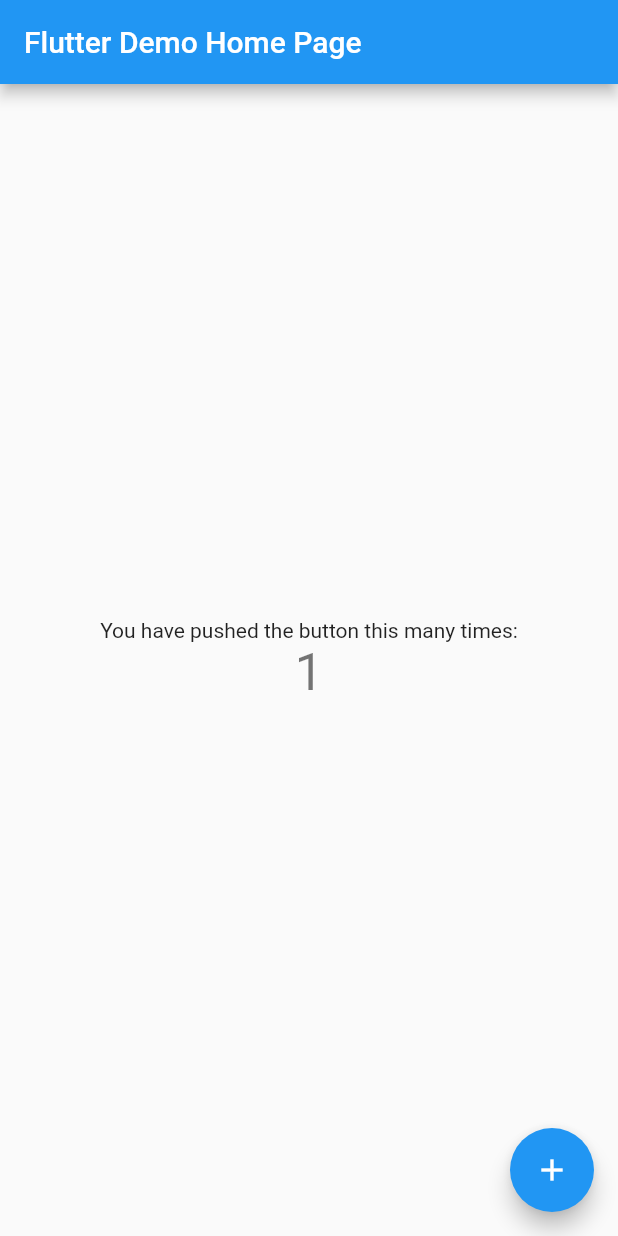
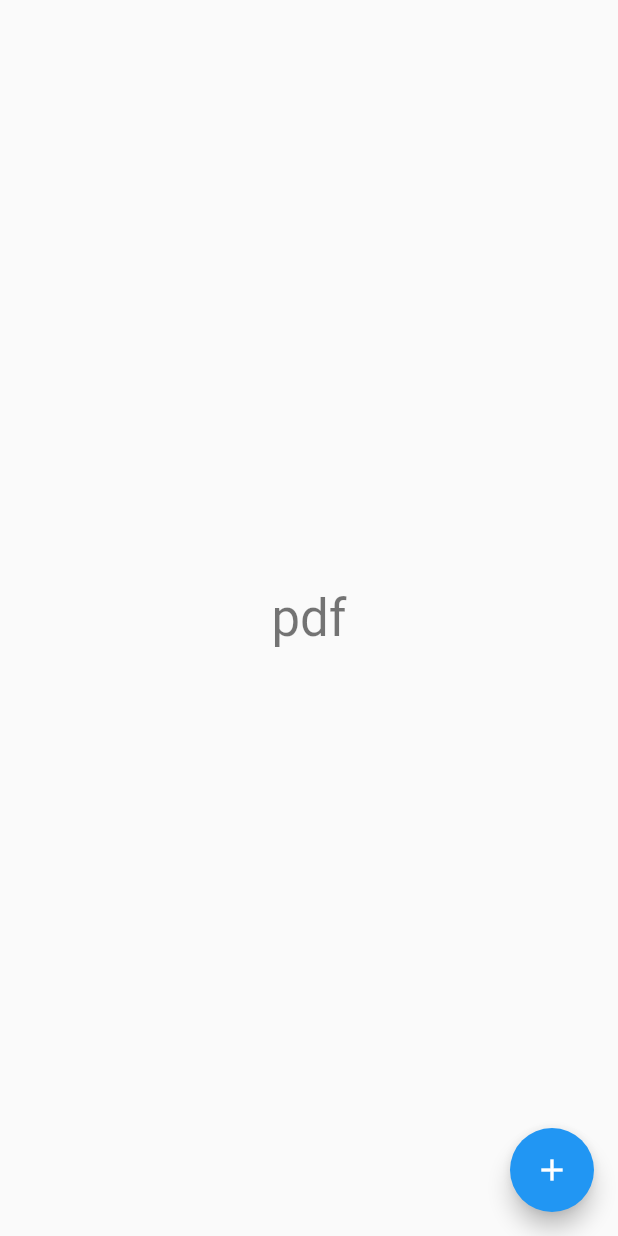
Before and after one commit to dldlsdn4/NuPdf, a Flutter app: the screen it shows after launch, after a tap on the "add" icon, on a phone screen of 412 x 824 dp. Run offline on Flutter 3.47's test engine with Material 2 defaults, Android fonts, the light colour scheme and no system bars.

Commit message:
20220927

```diff
--- a/lib/main.dart
+++ b/lib/main.dart
@@ -13,50 +13,42 @@
       theme: ThemeData(
         primarySwatch: Colors.blue,
       ),
-      home: const MyHomePage(title: 'Flutter Demo Home Page'),
+      home: const MyHomePage(),
+      debugShowCheckedModeBanner: false,
     );
   }
 }
 
 class MyHomePage extends StatefulWidget {
-  const MyHomePage({Key? key, required this.title}) : super(key: key);
-  final String title;
+  const MyHomePage({Key? key}) : super(key: key);
 
   @override
   State<MyHomePage> createState() => _MyHomePageState();
 }
 
 class _MyHomePageState extends State<MyHomePage> {
-  int _counter = 0;
-
-  void _incrementCounter() {
+  void _clickPdf() {
     setState(() {
-      _counter++;
+      print("click pdf");
     });
   }
 
   @override
   Widget build(BuildContext context) {
     return Scaffold(
-      appBar: AppBar(
-        title: Text(widget.title),
-      ),
       body: Center(
         child: Column(
           mainAxisAlignment: MainAxisAlignment.center,
           children: <Widget>[
-            const Text(
-              'You have pushed the button this many times:',
-            ),
             Text(
-              '$_counter',
+              'pdf',
               style: Theme.of(context).textTheme.headline4,
             ),
           ],
         ),
       ),
       floatingActionButton: FloatingActionButton(
-        onPressed: _incrementCounter,
+        onPressed: _clickPdf,
         tooltip: 'Increment',
         child: const Icon(Icons.add),
       ),
```
